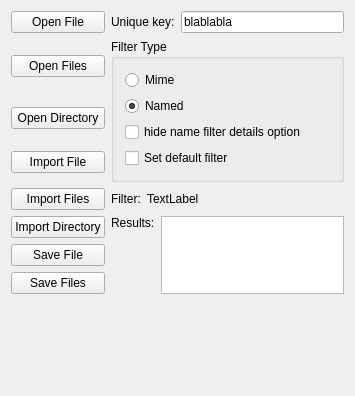
Before: the Qt Designer form libs/widgets/KoFileDialogTester.ui in KDE/krita, drawn with Qt 5.
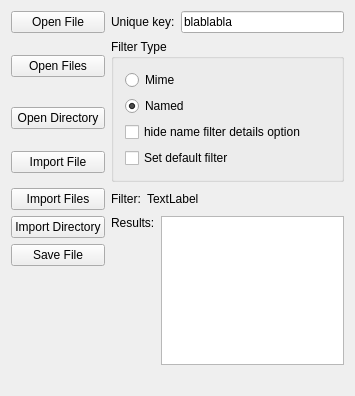
After: the same form once the commit is applied.

What changed in the file:
```diff
--- a/libs/widgets/KoFileDialogTester.ui
+++ b/libs/widgets/KoFileDialogTester.ui
@@ -193,13 +193,6 @@
      </property>
     </widget>
    </item>
-   <item row="7" column="0">
-    <widget class="QPushButton" name="bnSaveFiles">
-     <property name="text">
-      <string>Save Files</string>
-     </property>
-    </widget>
-   </item>
    <item row="5" column="0">
     <widget class="QPushButton" name="bnImportDirectory">
      <property name="text">
```
Left out of the diff: 1 changed line with no effect on the pictures.
